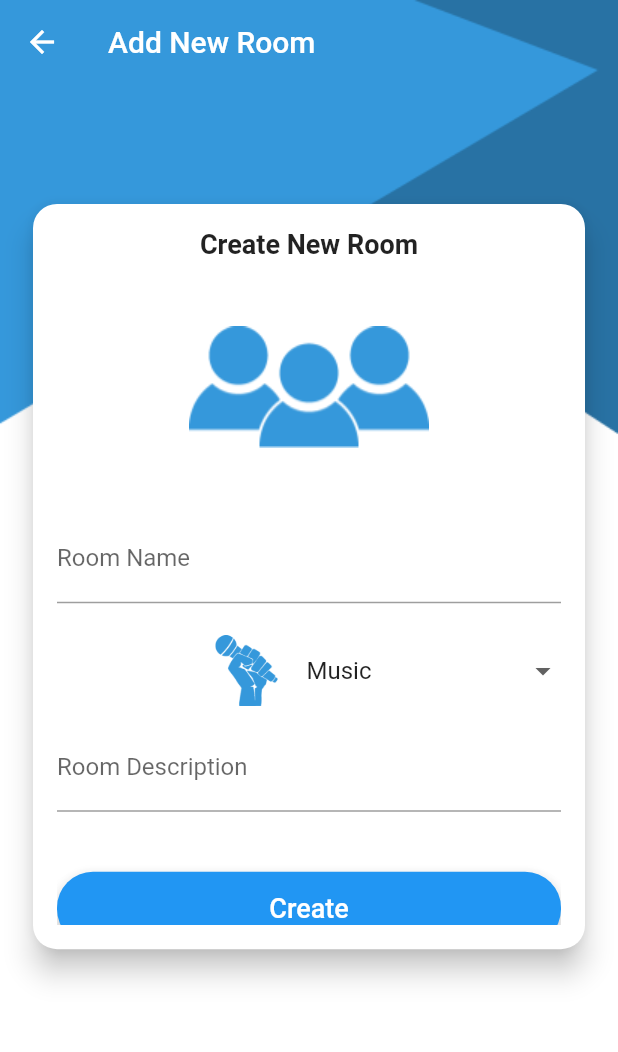
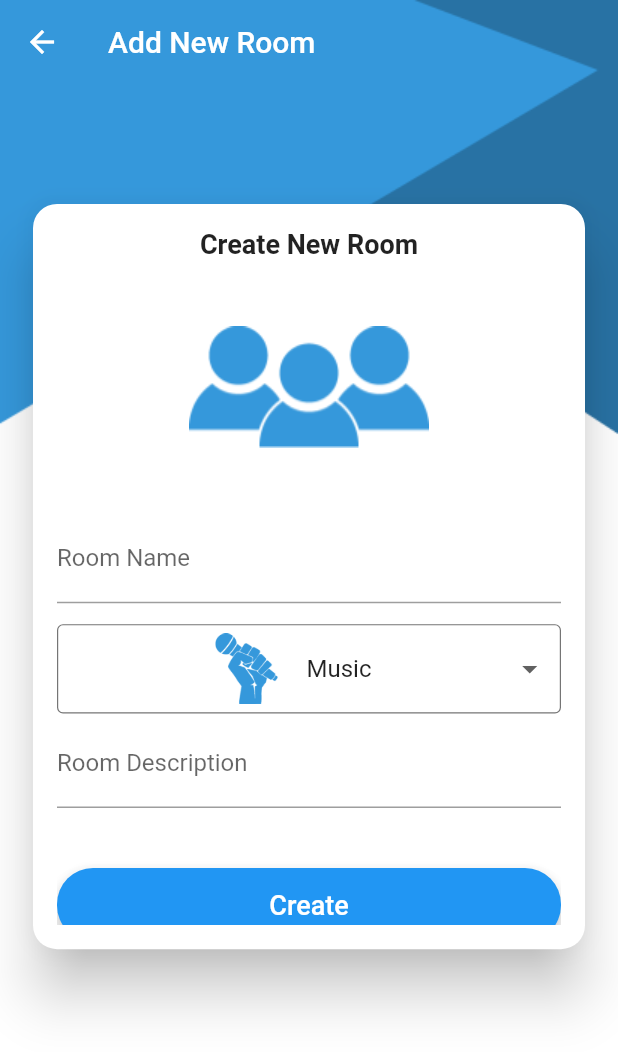
Before and after one commit to Ibrahimfathi96/MVVM-Rooms-Chat, a Flutter app: the HomeView screen opened by its route, after a tap on the "add" icon, on a phone screen of 412 x 824 dp. Shown: the top 1052 px of the screen. Run offline on Flutter 3.47's test engine with Material 2 defaults, Android fonts, the light colour scheme and no system bars; our stand-ins replace cloud_firestore, firebase_auth, firebase_core; accounts and stored records are empty.

```diff
--- a/lib/data/database/my_database.dart
+++ b/lib/data/database/my_database.dart
@@ -1,43 +1,70 @@
 import 'package:cloud_firestore/cloud_firestore.dart';
 import 'package:rooms_chat/data/model/my_user.dart';
 import 'package:rooms_chat/data/model/room_model.dart';
+import 'package:rooms_chat/data/model/user_message_model.dart';
 
 class MyDatabase {
-  static CollectionReference<MyUser> getUserCollection(){
-    return FirebaseFirestore.instance.collection(
-        MyUser.collectionName)
+  static CollectionReference<MyUser> getUserCollection() {
+    return FirebaseFirestore.instance
+        .collection(MyUser.collectionName)
         .withConverter<MyUser>(
-      fromFirestore:(doc, _) => MyUser.fromFireStore(doc.data()!) ,
-      toFirestore:(user, options) => user.toFireStore() ,
-    );
+          fromFirestore: (doc, _) => MyUser.fromFireStore(doc.data()!),
+          toFirestore: (user, options) => user.toFireStore(),
+        );
   }
-  static CollectionReference<RoomMD> getRoomsCollection(){
-    return FirebaseFirestore.instance.collection(
-        RoomMD.collectionName)
+
+  static CollectionReference<RoomMD> getRoomsCollection() {
+    return FirebaseFirestore.instance
+        .collection(RoomMD.collectionName)
         .withConverter<RoomMD>(
-      fromFirestore:(doc, _) => RoomMD.fromFireStore(doc.data()!) ,
-      toFirestore:(room, options) => room.toFireStore() ,
-    );
+          fromFirestore: (doc, _) => RoomMD.fromFireStore(doc.data()!),
+          toFirestore: (room, options) => room.toFireStore(),
+        );
   }
-  static Future<MyUser?> insertUserToDB(MyUser myUser)async {
+
+  static CollectionReference<UserMessage> getUserMessagesCollection(
+      String roomId) {
+    return FirebaseFirestore.instance
+        .collection(RoomMD.collectionName)
+        .doc(roomId)
+        .collection(UserMessage.collectionName)
+        .withConverter<UserMessage>(
+          fromFirestore: (snapshot, options) =>
+              UserMessage.fromFireStore(snapshot.data()!),
+          toFirestore: (message, options) => message.toFireStore(),
+        );
+  }
+
+  static Future<MyUser?> insertUserToDB(MyUser myUser) async {
     var collection = getUserCollection();
     var documentRef = collection.doc(myUser.id);
     var res = await documentRef.set(myUser);
-    return  myUser;
+    return myUser;
   }
 
-  static Future<MyUser?> getUserById(String userId)async{
-    var collection  = getUserCollection();
+  static Future<MyUser?> getUserById(String userId) async {
+    var collection = getUserCollection();
     var documentRef = collection.doc(userId);
-    var result      = await documentRef.get();
+    var result = await documentRef.get();
     return result.data();
   }
 
-
-  static Future<void> createRoomInFireStore(RoomMD roomMD){
+  static Future<void> createRoomInFireStore(RoomMD roomMD) {
     var documentRef = getRoomsCollection().doc();
     roomMD.id = documentRef.id;
     return documentRef.set(roomMD);
   }
 
+  static Stream<List<RoomMD>> loadRoomsFromDB() {
+    return getRoomsCollection().snapshots().map((querySnapshot) => querySnapshot
+        .docs
+        .map((queryDocSnapshot) => queryDocSnapshot.data())
+        .toList());
+  }
+
+  static Future<void> insertMessageIntoFirebase(String  roomId,UserMessage message){
+    var messageDocument = getUserMessagesCollection(roomId).doc();
+    message.messageId = messageDocument.id;
+    return messageDocument.set(message);
+  }
 }
--- a/lib/data/model/my_user.dart
+++ b/lib/data/model/my_user.dart
@@ -1,5 +1,5 @@
 class MyUser {
-  static const String collectionName = "users";
+  static const String collectionName = "Users";
   String id;
   String fullName;
   String email;
--- a/lib/data/model/room_model.dart
+++ b/lib/data/model/room_model.dart
@@ -1,5 +1,5 @@
 class RoomMD {
-  static const String collectionName = 'room-collection';
+  static const String collectionName = 'Rooms Collections';
   String? id;
   String title;
   String description;
--- a/lib/data/shared_data.dart
+++ b/lib/data/shared_data.dart
@@ -2,5 +2,4 @@ import 'package:rooms_chat/data/model/my_user.dart';
 
 class SharedData{
   static MyUser? user ;
-
 }
--- a/lib/view/add_room/add_room_view.dart
+++ b/lib/view/add_room/add_room_view.dart
@@ -22,10 +22,12 @@ class _AddRoomViewState extends BaseState<AddRoomView, AddRoomViewModel>
   void goBack() {
     Navigator.pushReplacementNamed(context, HomeView.routeName);
   }
+
   @override
   AddRoomViewModel initViewModel() {
     return AddRoomViewModel();
   }
+
   @override
   Widget build(BuildContext context) {
     return ChangeNotifierProvider(
@@ -48,12 +50,14 @@ class _AddRoomViewState extends BaseState<AddRoomView, AddRoomViewModel>
             title: const Text("Add New Room"),
           ),
           body: Padding(
-            padding: EdgeInsets.only(bottom: MediaQuery.of(context).viewInsets.bottom),
+            padding: EdgeInsets.only(
+              bottom: MediaQuery.of(context).viewInsets.bottom,
+            ),
             child: SizedBox(
-              height: MediaQuery.of(context).size.height  * 0.7,
+              height: MediaQuery.of(context).size.height * 0.7,
               child: Card(
-                margin: const EdgeInsets.only(top: 80,right: 22,left: 22),
-                elevation: 8,
+                margin: const EdgeInsets.only(top: 80, right: 22, left: 22),
+                elevation: 16,
                 shape: RoundedRectangleBorder(
                   borderRadius: BorderRadius.circular(16),
                 ),
@@ -65,15 +69,15 @@ class _AddRoomViewState extends BaseState<AddRoomView, AddRoomViewModel>
                       children: [
                         const Text(
                           "Create New Room",
-                          style:
-                              TextStyle(fontSize: 18, fontWeight: FontWeight.bold),
+                          style: TextStyle(
+                              fontSize: 18, fontWeight: FontWeight.bold),
                           textAlign: TextAlign.center,
                         ),
                         Image.asset(Assets.imagesAddRoom),
                         TextFormField(
                           controller: viewModel.titleController,
-                          validator: (text){
-                            if(text == null || text.trim().isEmpty){
+                          validator: (text) {
+                            if (text == null || text.trim().isEmpty) {
                               return "Please Enter room title";
                             }
                             return null;
@@ -85,19 +89,35 @@ class _AddRoomViewState extends BaseState<AddRoomView, AddRoomViewModel>
                         const SizedBox(
                           height: 10,
                         ),
-                        DropdownButton<RoomCategoryMD>(
+                        Container(
+                          margin: const EdgeInsets.symmetric(vertical: 4),
+                          padding: const EdgeInsets.symmetric(
+                            horizontal: 8,
+                            vertical: 4,
+                          ),
+                          decoration: BoxDecoration(
+                            border: Border.all(
+                              color: Colors.black54,
+                              style: BorderStyle.solid,
+                              width: 0.80,
+                            ),
+                            borderRadius: BorderRadius.circular(4),
+                          ),
+                          child: DropdownButton<RoomCategoryMD>(
                             isExpanded: true,
-                          borderRadius: BorderRadius.circular(16),
+                            borderRadius: BorderRadius.circular(4),
+                            itemHeight: 50,
                             underline: const SizedBox(),
-                          itemHeight: 70,
                             alignment: Alignment.center,
                             value: viewModel.selectedRoom,
                             items: viewModel.allCategories
                                 .map(
-                                (category) => DropdownMenuItem<RoomCategoryMD>(
+                                  (category) =>
+                                      DropdownMenuItem<RoomCategoryMD>(
                                     value: category,
                                     child: Row(
-                                    mainAxisAlignment: MainAxisAlignment.center,
+                                      mainAxisAlignment:
+                                          MainAxisAlignment.center,
                                       children: [
                                         Image.asset(
                                           'assets/images/${category.roomImage}',
@@ -125,12 +145,13 @@ class _AddRoomViewState extends BaseState<AddRoomView, AddRoomViewModel>
                               setState(() {});
                             },
                           ),
+                        ),
                         TextFormField(
                           minLines: 1,
                           maxLines: 4,
                           controller: viewModel.descriptionController,
-                          validator: (text){
-                            if(text == null || text.trim().isEmpty){
+                          validator: (text) {
+                            if (text == null || text.trim().isEmpty) {
                               return "Please Enter room description";
                             }
                             return null;
@@ -148,14 +169,14 @@ class _AddRoomViewState extends BaseState<AddRoomView, AddRoomViewModel>
                                 borderRadius: BorderRadius.circular(24),
                               ),
                               elevation: 6,
-                            padding: const EdgeInsets.all(14)
-                          ),
+                              padding: const EdgeInsets.all(14)),
                           onPressed: () {
                             viewModel.createRoom();
                           },
                           child: const Text(
                             "Create",
-                            style: TextStyle(fontSize: 18,fontWeight: FontWeight.w500),
+                            style: TextStyle(
+                                fontSize: 18, fontWeight: FontWeight.w500),
                           ),
                         ),
                       ],
--- /dev/null
+++ b/lib/view/chat_starting_page/chat_starting_navigator.dart
@@ -0,0 +1,3 @@
+import 'package:rooms_chat/base/base.dart';
+
+abstract class ChatStartingNavigator extends BaseNavigator{}
--- /dev/null
+++ b/lib/view/chat_thread/chat_thread_navigator.dart
@@ -0,0 +1,3 @@
+import 'package:rooms_chat/base/base.dart';
+
+abstract class ChatThreadNavigator extends BaseNavigator{}
--- a/lib/view/home/home_view.dart
+++ b/lib/view/home/home_view.dart
@@ -1,9 +1,11 @@
 import 'package:flutter/material.dart';
 import 'package:provider/provider.dart';
+import 'package:rooms_chat/data/model/room_model.dart';
 import 'package:rooms_chat/generated/assets.dart';
 import 'package:rooms_chat/view/add_room/add_room_view.dart';
 import 'package:rooms_chat/view/home/home_navigator.dart';
 import 'package:rooms_chat/view/home/home_viewmodel.dart';
+import 'package:rooms_chat/view/home/widgets/room_custom_widget.dart';
 
 import '../../base/base.dart';
 
@@ -39,16 +41,57 @@ class _HomeViewState extends BaseState<HomeView, HomeViewModel>
         child: Scaffold(
           backgroundColor: Colors.transparent,
           appBar: AppBar(
+            leading: const SizedBox(),
+            centerTitle: true,
             elevation: 0,
             backgroundColor: Colors.transparent,
-            title: const Text("Rooms Chat"),
+            title: const Text(
+              "Rooms Chat",
+              style: TextStyle(fontWeight: FontWeight.bold, fontSize: 22),
+            ),
           ),
-          body: Container(),
+          body: Padding(
+            padding: const EdgeInsets.symmetric(horizontal: 12.0, vertical: 36),
+            child: Column(
+              children: [
+                Expanded(
+                  child: StreamBuilder<List<RoomMD>>(
+                    stream: viewModel.getRoomsFromDB(),
+                    builder: (context, snapshot) {
+                      if (snapshot.hasData) {
+                        return GridView.builder(
+                          itemCount: snapshot.data!.length,
+                          gridDelegate:
+                              const SliverGridDelegateWithFixedCrossAxisCount(
+                            crossAxisCount: 2,
+                            mainAxisSpacing: 6,
+                            crossAxisSpacing: 6,
+                          ),
+                          itemBuilder: (_, index) {
+                            return CustomRoomWidget(
+                              roomMD: snapshot.data![index],
+                            );
+                          },
+                        );
+                      } else if (snapshot.hasError) {
+                        return Text('Error: ${snapshot.error}');
+                      } else {
+                        return const CircularProgressIndicator();
+                      }
+                    },
+                  ),
+                ),
+              ],
+            ),
+          ),
           floatingActionButton: FloatingActionButton(
-            onPressed: (){
+            onPressed: () {
               Navigator.pushNamed(context, AddRoomView.routeName);
             },
-            child: const Icon(Icons.add,size: 36,),
+            child: const Icon(
+              Icons.add,
+              size: 36,
+            ),
           ),
         ),
       ),
--- a/lib/view/home/home_viewmodel.dart
+++ b/lib/view/home/home_viewmodel.dart
@@ -1,6 +1,10 @@
 import 'package:rooms_chat/base/base.dart';
+import 'package:rooms_chat/data/database/my_database.dart';
+import 'package:rooms_chat/data/model/room_model.dart';
 import 'package:rooms_chat/view/home/home_navigator.dart';
 
 class HomeViewModel extends BaseViewModel<HomeNavigator>{
-
+  Stream<List<RoomMD>>? getRoomsFromDB(){
+    return MyDatabase.loadRoomsFromDB();
+  }
 }
--- /dev/null
+++ b/lib/view/home/widgets/room_custom_widget.dart
@@ -0,0 +1,45 @@
+import 'package:flutter/material.dart';
+import 'package:rooms_chat/data/model/room_model.dart';
+import 'package:rooms_chat/view/chat_starting_page/chat_starting_view.dart';
+
+class CustomRoomWidget extends StatelessWidget {
+  final RoomMD roomMD;
+
+  const CustomRoomWidget({super.key, required this.roomMD});
+
+  @override
+  Widget build(BuildContext context) {
+    return GestureDetector(
+      onTap: (){
+        Navigator.pushReplacementNamed(context, ChatStartingView.routeName,arguments: roomMD);
+      },
+      child: Card(
+        shape: RoundedRectangleBorder(
+          borderRadius: BorderRadius.circular(16)
+        ),
+        elevation: 14,
+        child: Column(
+          mainAxisAlignment: MainAxisAlignment.spaceEvenly,
+          children: [
+            Image.asset(
+              'assets/images/${roomMD.categoryID}.png',
+              width: 120,
+              height: 120,
+            ),
+            Padding(
+              padding: const EdgeInsets.symmetric(horizontal: 4.0),
+              child: Text(
+                roomMD.title,
+                overflow: TextOverflow.fade,
+                textAlign: TextAlign.center,
+                style: const TextStyle(
+                  fontSize: 18,fontWeight: FontWeight.w500
+                ),
+              ),
+            ),
+          ],
+        ),
+      ),
+    );
+  }
+}
```
Also changed, not shown: lib/data/model/room_category_model.dart (+34 -1 lines), lib/data/model/user_message_model.dart (added, +38 -0 lines), lib/main.dart (+9 -5 lines), lib/view/chat_starting_page/chat_starting_view.dart (added, +150 -0 lines), lib/view/chat_starting_page/chat_starting_viewmodel.dart (added, +7 -0 lines), lib/view/chat_thread/chat_thread_view.dart (added, +160 -0 lines), lib/view/chat_thread/chat_thread_viewmodel.dart (added, +36 -0 lines). Lines whose indentation alone changed are shown as unchanged.
